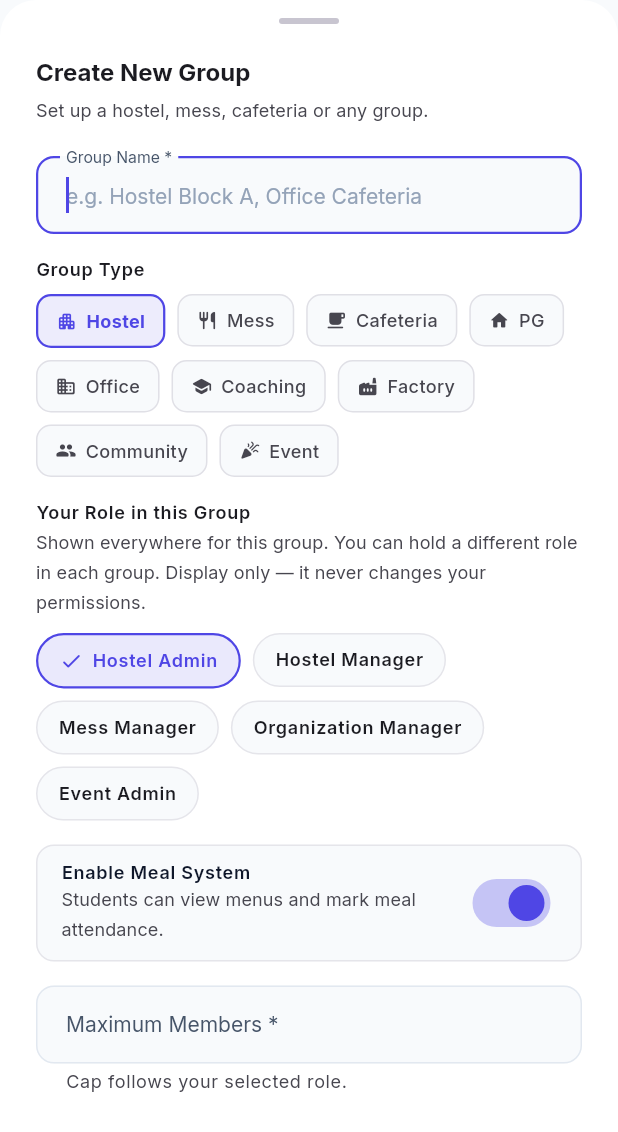
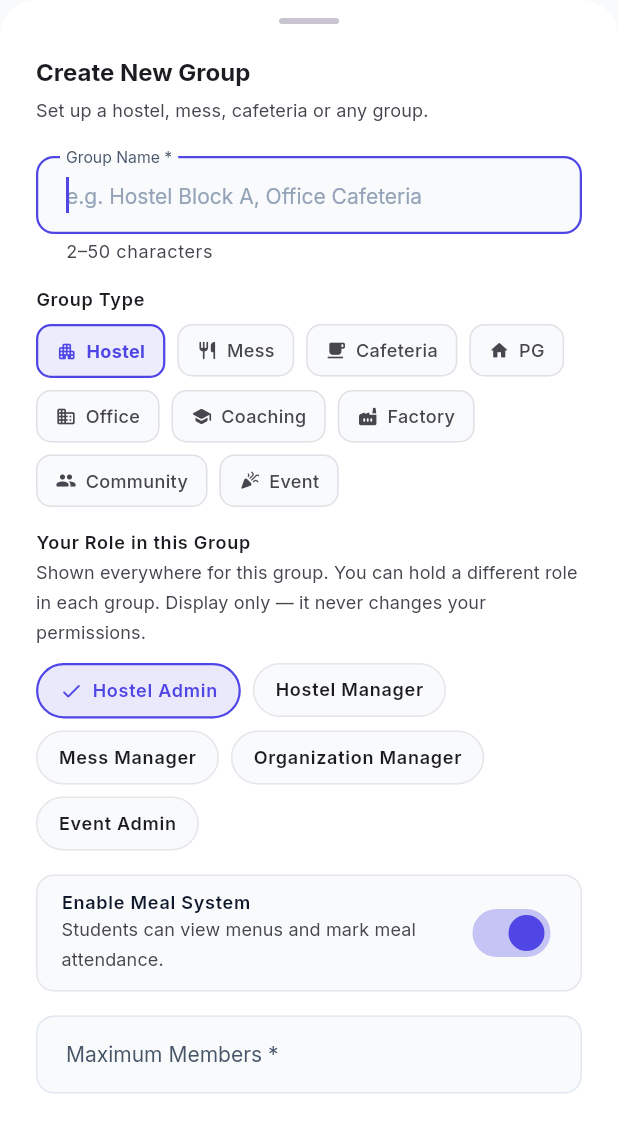
Before and after one commit to eMilestoneLabs/eMeal, a Flutter app: the _CreateGroupSheet widget shown alone on an empty page, opened directly with empty values, on a phone screen of 412 x 824 dp. Shown: the top 1132 px of the screen. Run offline on Flutter 3.47's test engine with Material 3 defaults, Android fonts, the phone set to English and light mode, and no system bars; our stand-ins replace cached_network_image, dio, equatable, firebase_core, firebase_messaging, fl_chart and 14 more; missing offline and left inert: dio_http2_adapter, excel, mobile_scanner; accounts and stored records are empty; network calls fail.

Commit message:
Fix Added

```diff
--- a/lib/features/admin/groups/screens/admin_group_detail_screen.dart
+++ b/lib/features/admin/groups/screens/admin_group_detail_screen.dart
@@ -198,10 +198,11 @@ class _GroupAppBar extends StatelessWidget {
           controller: controller,
           autofocus: true,
           textCapitalization: TextCapitalization.words,
-          maxLength: 100,
+          maxLength: 50, // SRS GRP-003: Group Name 2–50 characters.
           decoration: const InputDecoration(
             labelText: 'Group name',
             hintText: 'e.g. Hostel Block A',
+            helperText: '2–50 characters',
           ),
           onSubmitted: (v) => Navigator.of(ctx).pop(v.trim()),
         ),
@@ -220,6 +221,17 @@ class _GroupAppBar extends StatelessWidget {
     controller.dispose();
     // No change / cancelled / cleared → nothing to do.
     if (newName == null || newName.isEmpty || newName == group.name) return;
+    // SRS GRP-003: enforce the 2-char floor client-side (max capped at 50 by
+    // the field) so a too-short rename fails fast with a clear message.
+    if (newName.length < 2) {
+      messenger.showSnackBar(
+        const SnackBar(
+          content: Text('Group name must be 2–50 characters'),
+          behavior: SnackBarBehavior.floating,
+        ),
+      );
+      return;
+    }
 
     final ok = await provider.updateGroup(
       organizationId: organizationId,
--- a/lib/features/admin/groups/screens/admin_groups_screen.dart
+++ b/lib/features/admin/groups/screens/admin_groups_screen.dart
@@ -479,9 +479,18 @@ class _CreateGroupSheetState extends State<_CreateGroupSheet> {
     return null;
   }
 
+  // SRS GRP-003: Group Name is 2–50 characters (max enforced by the input
+  // limiter; min surfaced here once the admin starts typing).
+  String? get _nameError {
+    final v = _nameCtrl.text.trim();
+    if (v.isEmpty) return 'Required';
+    if (v.length < 2) return 'At least 2 characters';
+    return null;
+  }
+
   bool get _canSubmit =>
       !_saving &&
-      _nameCtrl.text.trim().isNotEmpty &&
+      _nameError == null &&
       _maxMembersError == null &&
       _stateError == null &&
       _cityError == null &&
@@ -653,10 +662,14 @@ class _CreateGroupSheetState extends State<_CreateGroupSheet> {
             controller: _nameCtrl,
             autofocus: true,
             textCapitalization: TextCapitalization.words,
+            // SRS GRP-003: cap at 50 characters.
+            inputFormatters: [LengthLimitingTextInputFormatter(50)],
             onChanged: (_) => setState(() {}),
             decoration: InputDecoration(
               labelText: 'Group Name *',
               hintText: 'e.g. Hostel Block A, Office Cafeteria',
+              helperText: '2–50 characters',
+              errorText: _nameCtrl.text.isEmpty ? null : _nameError,
               filled: true,
               fillColor: colorScheme.surfaceContainerLowest,
               border: OutlineInputBorder(
```
